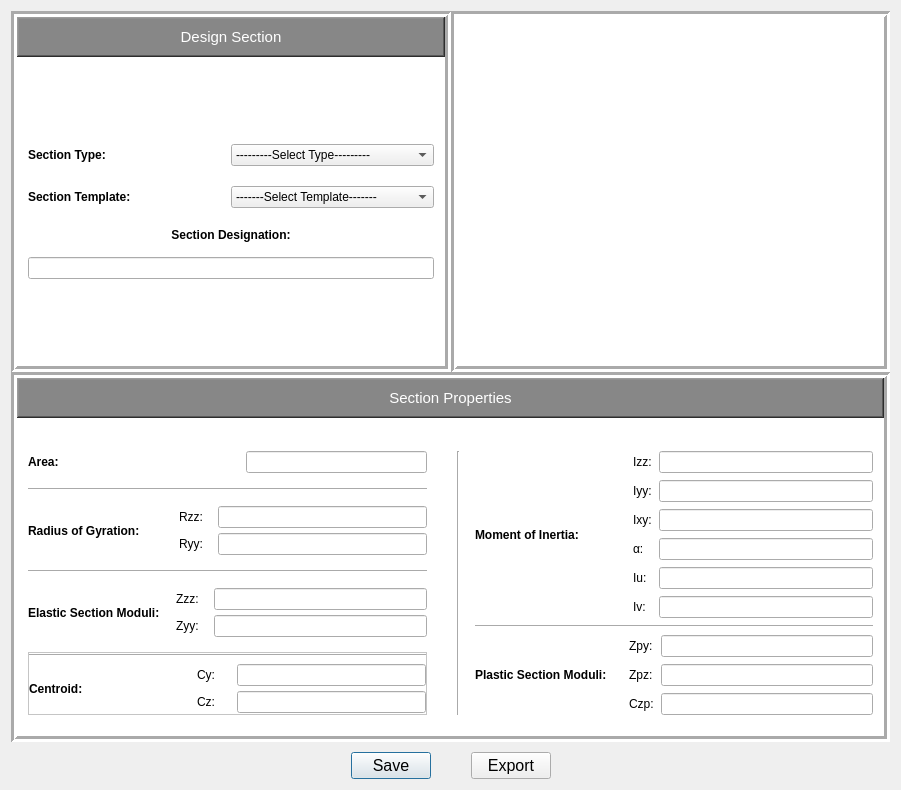
First picture: the form in gui/ui_OsdagSectionModeller.ui, repository GreatDevelopers/osdag-core, before the edit.
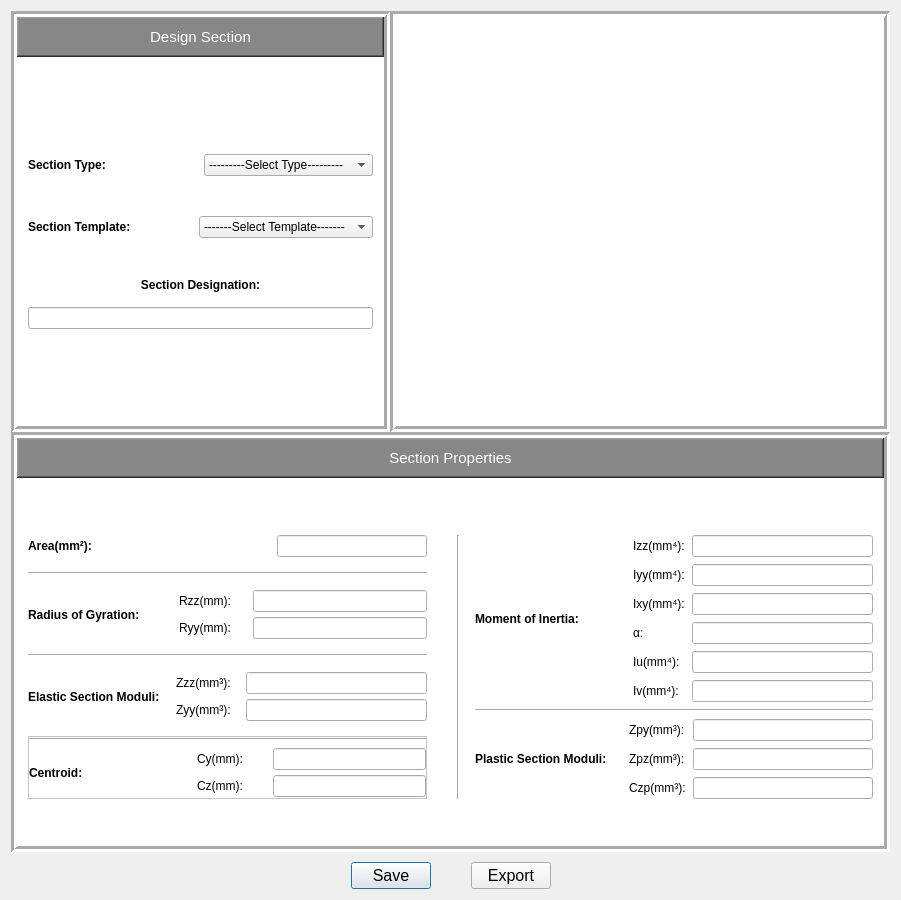
Second picture: the form after the edit.

Commit message: Update Section Properties Output

Patch:
```diff
--- a/gui/ui_OsdagSectionModeller.ui
+++ b/gui/ui_OsdagSectionModeller.ui
@@ -10,7 +10,7 @@
     <x>0</x>
     <y>0</y>
     <width>901</width>
-    <height>790</height>
+    <height>900</height>
    </rect>
   </property>
   <property name="sizePolicy">
@@ -21,14 +21,14 @@
   </property>
   <property name="minimumSize">
    <size>
-    <width>901</width>
-    <height>0</height>
+    <width>900</width>
+    <height>900</height>
    </size>
   </property>
   <property name="maximumSize">
    <size>
-    <width>901</width>
-    <height>825</height>
+    <width>906</width>
+    <height>900</height>
    </size>
   </property>
   <property name="windowTitle">
@@ -183,6 +183,9 @@
           </property>
           <item>
            <layout class="QHBoxLayout" name="horizontalLayout_2">
+            <property name="spacing">
+             <number>7</number>
+            </property>
             <item>
              <widget class="QLabel" name="label_2">
               <property name="font">
@@ -249,13 +252,16 @@
             <property name="sizeHint" stdset="0">
              <size>
               <width>20</width>
-              <height>20</height>
+              <height>40</height>
              </size>
             </property>
            </spacer>
           </item>
           <item>
            <layout class="QHBoxLayout" name="horizontalLayout_3">
+            <property name="spacing">
+             <number>7</number>
+            </property>
             <item>
              <widget class="QLabel" name="label_3">
               <property name="font">
@@ -297,7 +303,7 @@
             <property name="sizeHint" stdset="0">
              <size>
               <width>20</width>
-              <height>20</height>
+              <height>40</height>
              </size>
             </property>
            </spacer>
@@ -364,6 +370,12 @@
      </item>
      <item>
       <widget class="QFrame" name="occ">
+       <property name="minimumSize">
+        <size>
+         <width>500</width>
+         <height>400</height>
+        </size>
+       </property>
        <property name="font">
         <font>
          <pointsize>9</pointsize>
@@ -509,7 +521,7 @@
                </font>
               </property>
               <property name="text">
-               <string>Area:</string>
+               <string>Area(mm²):</string>
               </property>
              </widget>
             </item>
@@ -523,7 +535,7 @@
               </property>
               <property name="sizeHint" stdset="0">
                <size>
-                <width>172</width>
+                <width>170</width>
                 <height>20</height>
                </size>
               </property>
@@ -587,6 +599,9 @@
             </item>
             <item>
              <layout class="QHBoxLayout" name="horizontalLayout_4">
+              <property name="spacing">
+               <number>22</number>
+              </property>
               <item>
                <layout class="QVBoxLayout" name="verticalLayout_7">
                 <property name="spacing">
@@ -600,7 +615,7 @@
                    </font>
                   </property>
                   <property name="text">
-                   <string>Rzz:</string>
+                   <string>Rzz(mm):</string>
                   </property>
                  </widget>
                 </item>
@@ -612,7 +627,7 @@
                    </font>
                   </property>
                   <property name="text">
-                   <string>Ryy:</string>
+                   <string>Ryy(mm):</string>
                   </property>
                  </widget>
                 </item>
@@ -713,7 +728,7 @@
                    </font>
                   </property>
                   <property name="text">
-                   <string>Zzz:</string>
+                   <string>Zzz(mm³):</string>
                   </property>
                  </widget>
                 </item>
@@ -725,7 +740,7 @@
                    </font>
                   </property>
                   <property name="text">
-                   <string>Zyy:</string>
+                   <string>Zyy(mm³):</string>
                   </property>
                  </widget>
                 </item>
@@ -835,7 +850,7 @@
                <item>
                 <layout class="QHBoxLayout" name="horizontalLayout_6">
                  <property name="spacing">
-                  <number>22</number>
+                  <number>30</number>
                  </property>
                  <item>
                   <layout class="QVBoxLayout" name="verticalLayout_9">
@@ -850,7 +865,7 @@
                       </font>
                      </property>
                      <property name="text">
-                      <string>Cy:</string>
+                      <string>Cy(mm):</string>
                      </property>
                     </widget>
                    </item>
@@ -862,7 +877,7 @@
                       </font>
                      </property>
                      <property name="text">
-                      <string>Cz:</string>
+                      <string>Cz(mm):</string>
                      </property>
                     </widget>
                    </item>
@@ -977,7 +992,7 @@
                    </font>
                   </property>
                   <property name="text">
-                   <string>Izz:</string>
+                   <string>Izz(mm⁴):</string>
                   </property>
                  </widget>
                 </item>
@@ -989,7 +1004,7 @@
                    </font>
                   </property>
                   <property name="text">
-                   <string>Iyy:</string>
+                   <string>Iyy(mm⁴):</string>
                   </property>
                  </widget>
                 </item>
@@ -1001,7 +1016,7 @@
                    </font>
                   </property>
                   <property name="text">
-                   <string>Ixy:</string>
+                   <string>Ixy(mm⁴):</string>
                   </property>
                  </widget>
                 </item>
@@ -1025,7 +1040,7 @@
                    </font>
                   </property>
                   <property name="text">
-                   <string>Iu:</string>
+                   <string>Iu(mm⁴):</string>
                   </property>
                  </widget>
                 </item>
@@ -1037,7 +1052,7 @@
                    </font>
                   </property>
                   <property name="text">
-                   <string>Iv:</string>
+                   <string>Iv(mm⁴):</string>
                   </property>
                  </widget>
                 </item>
@@ -1192,7 +1207,7 @@
                    </font>
                   </property>
                   <property name="text">
-                   <string>Zpy:</string>
+                   <string>Zpy(mm³):</string>
                   </property>
                  </widget>
                 </item>
@@ -1204,7 +1219,7 @@
                    </font>
                   </property>
                   <property name="text">
-                   <string>Zpz:</string>
+                   <string>Zpz(mm³):</string>
                   </property>
                  </widget>
                 </item>
@@ -1216,7 +1231,7 @@
                    </font>
                   </property>
                   <property name="text">
-                   <string>Czp:</string>
+                   <string>Czp(mm³):</string>
                   </property>
                  </widget>
                 </item>
```
The commit also changes 5 other files.
